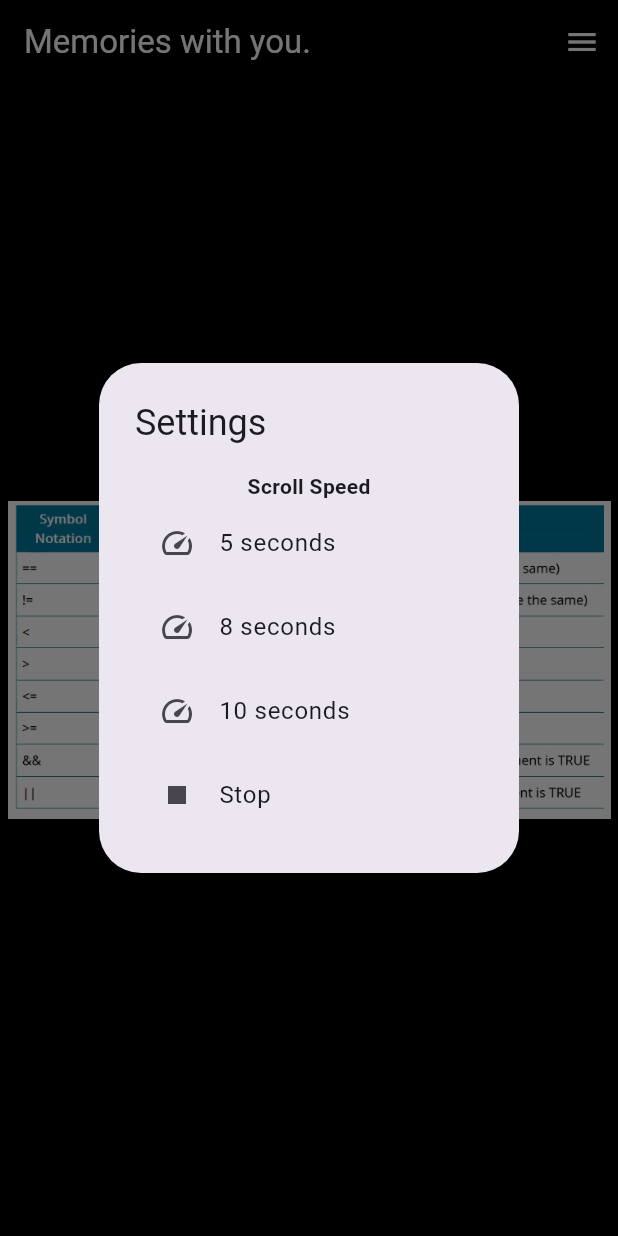
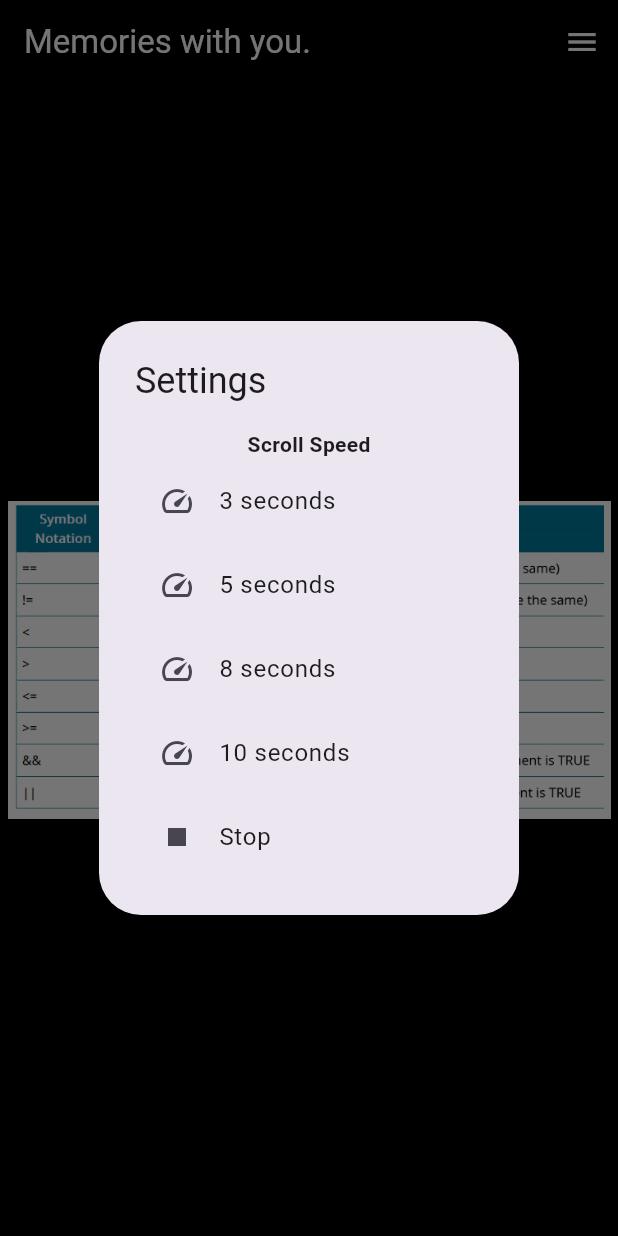
Before and after one commit to drayze/photo_album_slider, a Flutter app: the screen it shows after launch, after a tap on the "menu" icon, on a phone screen of 412 x 824 dp. Run offline on Flutter 3.47's test engine with Material 3 defaults, Android fonts, the phone set to English and light mode, and no system bars; drawn by our look-alikes of carousel_slider; our stand-ins replace image_picker.

Commit message:
feat: Add image picker and slideshow controls
This commit introduces the ability for users to select their own images from the device gallery and adds controls to manage the slideshow playback.

The `image_picker` package is added as a dependency to handle image selection across all supported platforms. By default, the slideshow is now paused and will only begin playing after a scroll speed is selected from a new menu.

Specific changes:
- **Dependencies**: Added `image_picker: ^1.2.0` to `pubspec.yaml`.
- **Slideshow Control**:
    - The slideshow now initializes in a paused state (`_autoPlay = false`).
    - A new settings menu provides options to set the auto-play speed to 3, 5, or 10 seconds.
    - Selecting a speed from the menu starts the slideshow.
- **Platform Integration**:
    - Added and registered the `file_selector` plugin for Linux, macOS, and Windows to support the `image_picker` functionality on desktop platforms.
    - Updated `pubspec.lock` with transitive dependencies for `image_picker` and `file_selector`.

```diff
--- a/lib/picture_frame.dart
+++ b/lib/picture_frame.dart
@@ -1,5 +1,5 @@
 import 'dart:convert';
-
+import 'package:image_picker/image_picker.dart';
 import 'package:carousel_slider/carousel_slider.dart';
 import 'package:flutter/material.dart';
 import 'package:flutter/services.dart' show rootBundle;
@@ -13,8 +13,8 @@ class SlideShow extends StatefulWidget {
 
 class _SlideShowState extends State<SlideShow> {
   List<String> items = [];
-  Duration _autoPlaySpeed = const Duration(seconds: 3);
-  bool _autoPlay = true;
+  Duration _autoPlaySpeed = const Duration(seconds: 0);
+  bool _autoPlay = false;
 
   @override
   void initState() {
@@ -46,6 +46,17 @@ class _SlideShowState extends State<SlideShow> {
                   style: TextStyle(fontWeight: FontWeight.bold),),
                 ListTile(
                   leading: const Icon(Icons.speed_outlined),
+                  title: const Text('3 seconds'),
+                  onTap: () {
+                    setState(() {
+                        _autoPlaySpeed = const Duration(seconds: 3);
+                        _autoPlay = true;
+                    });
+                    Navigator.pop(context);
+                  },
+                ),
+                ListTile(
+                  leading: const Icon(Icons.speed_outlined),
                   title: const Text('5 seconds'),
                   onTap: () {
                     setState(() {
@@ -70,7 +81,7 @@ class _SlideShowState extends State<SlideShow> {
                   title: const Text('10 seconds'),
                   onTap: () {
                     setState(() {
-                      _autoPlaySpeed = const Duration(seconds: 10);
+                       _autoPlaySpeed = const Duration(seconds: 10);
                        _autoPlay = true;
                     });
                     Navigator.pop(context);
--- a/pubspec.yaml
+++ b/pubspec.yaml
@@ -35,6 +35,7 @@ dependencies:
   # The following adds the Cupertino Icons font to your application.
   # Use with the CupertinoIcons class for iOS style icons.
   cupertino_icons: ^1.0.8
+  image_picker: ^1.2.0
 
 dev_dependencies:
   flutter_test:
```
Also changed, not shown: pubspec.lock, 5 other files.
